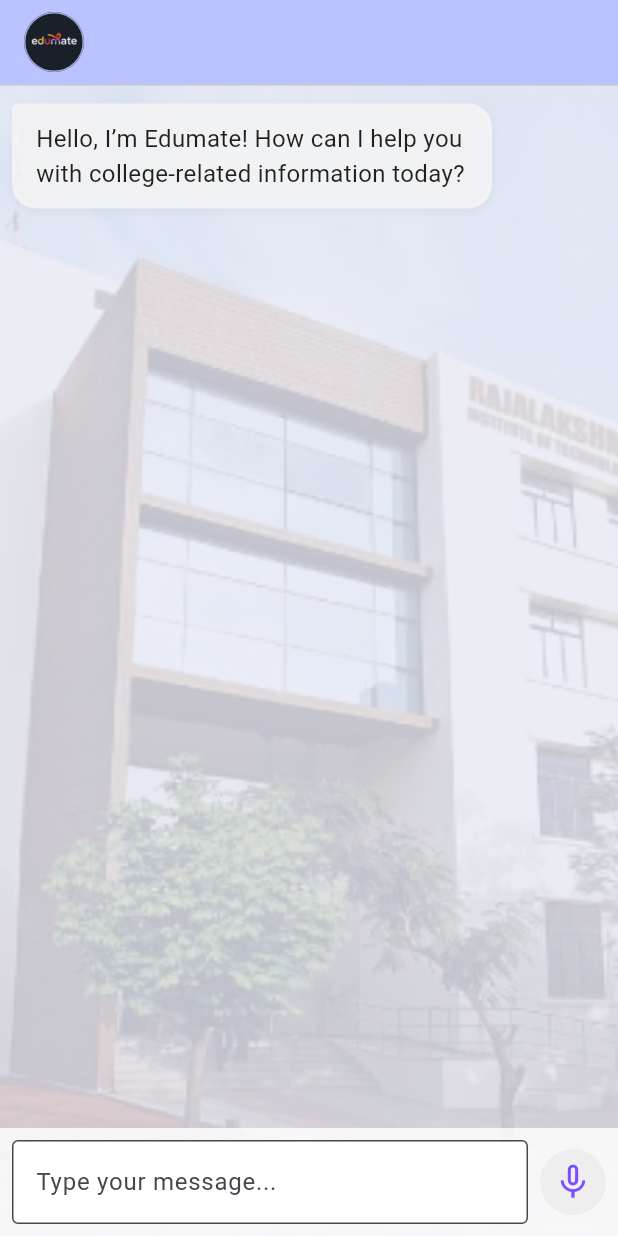
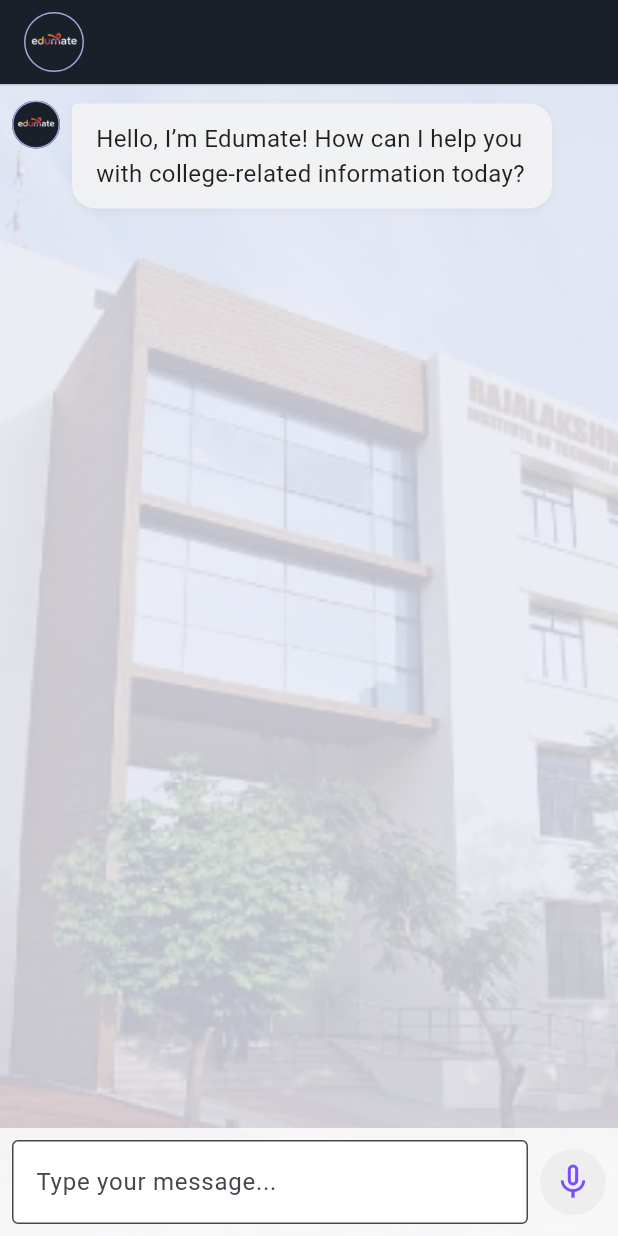
Before and after one commit to Jxck-007/Edumate, a Flutter app: the screen it shows after launch, on a phone screen of 412 x 824 dp. Run offline on Flutter 3.47's test engine with Material 3 defaults, Android fonts, the phone set to English and light mode, and no system bars; our stand-ins replace flutter_tts, speech_to_text; missing offline and left inert: google_mlkit_language_id, translator.

Commit message:
frontend final

```diff
--- a/lib/main.dart
+++ b/lib/main.dart
@@ -209,7 +209,7 @@ class _ChatScreenState extends State<ChatScreen> {
             ),
           ],
         ),
-        backgroundColor: Theme.of(context).colorScheme.inversePrimary,
+  backgroundColor: const Color(0xFF19202a),
       ),
       body: Container(
         decoration: BoxDecoration(
@@ -233,6 +233,26 @@ class _ChatScreenState extends State<ChatScreen> {
                   final msg = _messages[index];
                   return Align(
                     alignment: msg.isUser ? Alignment.centerRight : Alignment.centerLeft,
+                    child: Row(
+                      mainAxisAlignment: msg.isUser ? MainAxisAlignment.end : MainAxisAlignment.start,
+                      crossAxisAlignment: CrossAxisAlignment.start,
+                      children: [
+                        if (!msg.isUser)
+                          Container(
+                            width: 32,
+                            height: 32,
+                            margin: const EdgeInsets.only(right: 8, top: 2),
+                            decoration: BoxDecoration(
+                              shape: BoxShape.circle,
+                              color: Colors.white,
+                              border: Border.all(color: Colors.indigo.shade200),
+                              image: DecorationImage(
+                                image: AssetImage('assets/images/logo.jpeg'),
+                                fit: BoxFit.cover,
+                              ),
+                            ),
+                          ),
+                        Flexible(
                           child: GestureDetector(
                             onTap: msg.audioPath != null
                                 ? () {
@@ -326,6 +346,9 @@ class _ChatScreenState extends State<ChatScreen> {
                                     ),
                             ),
                           ),
+                        ),
+                      ],
+                    ),
                   );
                 },
               ),
```
Lines whose indentation alone changed are shown as unchanged.
